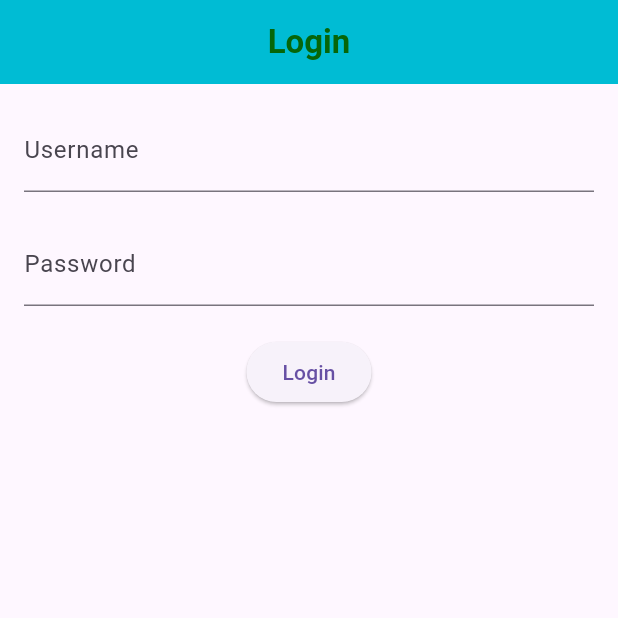
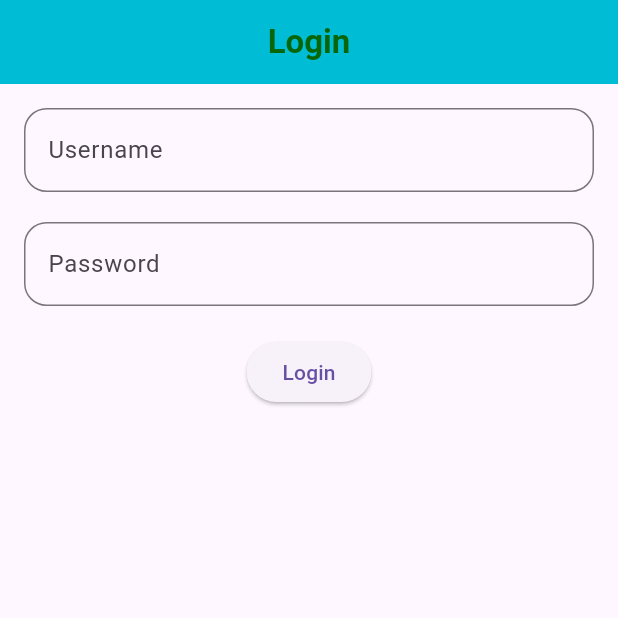
Before and after one commit to varunzz/Flutter-Courses-APP, a Flutter app: the screen it shows after launch, on a phone screen of 412 x 824 dp, the top half of it. Run offline on Flutter 3.47's test engine with Material 3 defaults, Android fonts, the phone set to English and light mode, and no system bars.

Commit message:
Round off borders

```diff
--- a/lib/main.dart
+++ b/lib/main.dart
@@ -57,17 +57,28 @@ class _LoginPageState extends State<LoginPage> {
       ),
       body: Padding(
         padding: const EdgeInsets.all(16.0),
-        child: Column(
+        child:
+          Column(
           children: [
             TextField(
               controller: _usernameController,
-              decoration: InputDecoration(labelText: 'Username'),
+              decoration: InputDecoration(
+                labelText: 'Username',
+                border: OutlineInputBorder(
+                  borderRadius: BorderRadius.circular(15.0),
+                ),
+                ),
+              ),
 
-            ),
             SizedBox(height: 20),
             TextField(
               controller: _passwordController,
-              decoration: InputDecoration(labelText: 'Password'),
+              decoration: InputDecoration(
+                labelText: 'Password',
+                border: OutlineInputBorder(
+                  borderRadius: BorderRadius.circular(15.0),
+                  ),
+              ),
               obscureText: true,
             ),
             SizedBox(height: 20),
@@ -75,7 +86,7 @@ class _LoginPageState extends State<LoginPage> {
               onPressed: _login,
               child: Text('Login'),
             ),
-          ],
+            ],
         ),
       ),
     );
```
